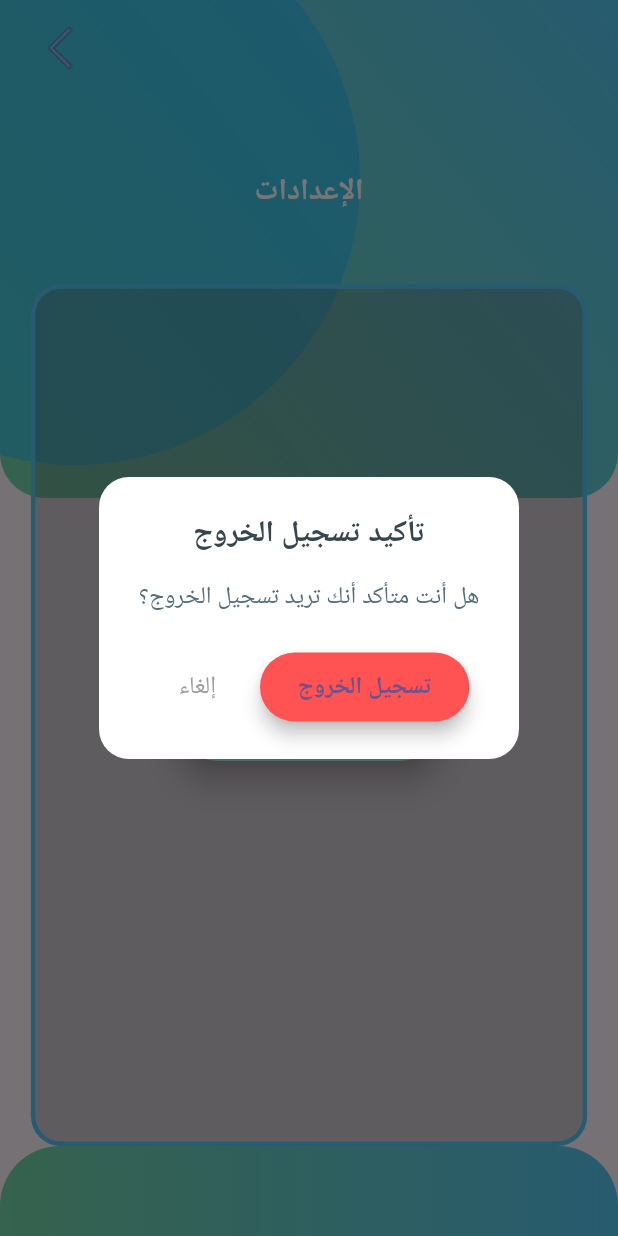
After one commit to TabibSoft/TabibSoft_company, a Flutter app: the SettingsScreen screen opened directly, after a tap on "تسجيل الخروج", on a phone screen of 412 x 824 dp. The commit adds this screen. Run offline on Flutter 3.47's test engine with Material 3 defaults, Android fonts, the phone set to English and light mode, and no system bars; our stand-ins replace bloc, cached_network_image, connectivity_plus, device_info_plus, dio, easy_localization and 18 more; accounts and stored records are empty; generated files the repository leaves out were written again; statements that could not run were skipped.

Commit message:
feat: Add Settings Screen with logout functionality and integrate into Home Screen

```diff
--- a/lib/features/auth/presentation/screens/splash_screen.dart
+++ b/lib/features/auth/presentation/screens/splash_screen.dart
@@ -11,18 +11,14 @@ class SplashScreen extends StatefulWidget {
 }
 
 class _SplashScreenState extends State<SplashScreen> {
-  /// التحقق من حالة تسجيل الدخول عن طريق قراءة التوكن من SharedPreferences
   void checkLoginStatus() {
     String token = CacheHelper.getString(key: 'loginToken');
     if (token.isNotEmpty) {
-      // إذا كان التوكن موجود ينتقل المستخدم إلى الصفحة الرئيسية
       Navigator.pushReplacement(
         context,
         MaterialPageRoute(builder: (_) => const HomeScreen()),
       );
-    } else {
-      // إن لم يكن موجود ينتقل المستخدم إلى شاشة تسجيل الدخول
-      Navigator.pushReplacement(
+    } else {      Navigator.pushReplacement(
         context,
         MaterialPageRoute(builder: (_) => const LoginScreen()),
       );
@@ -32,7 +28,6 @@ class _SplashScreenState extends State<SplashScreen> {
   @override
   void initState() {
     super.initState();
-    // تأخير لمدة 5 ثوانٍ ثم التحقق من حالة تسجيل الدخول
     Timer(const Duration(seconds: 5), checkLoginStatus);
   }
 
--- a/lib/features/home/presentation/screens/home_screen.dart
+++ b/lib/features/home/presentation/screens/home_screen.dart
@@ -2,6 +2,7 @@ import 'package:flutter/material.dart';
 import 'package:tabib_soft_company/core/utils/cache/cache_helper.dart';
 import 'package:tabib_soft_company/core/utils/widgets/custom_app_bar_widget.dart';
 import 'package:tabib_soft_company/core/utils/widgets/custom_nav_bar_widget.dart';
+import 'package:tabib_soft_company/features/home/presentation/screens/nav_bar/settings.dart';
 import 'package:tabib_soft_company/features/programmers/presentation/screens/programmers_screen.dart';
 import 'package:tabib_soft_company/features/technical_support/presentation/screen/support_home/technical_support_screen.dart';
 import 'package:tabib_soft_company/features/auth/presentation/screens/login/login_screen.dart';
@@ -78,11 +79,10 @@ class HomeScreen extends StatelessWidget {
                           'assets/images/pngs/developers.png',
                           'المبرمجين',
                           () {
-                              Navigator.push(
+                            Navigator.push(
                               context,
                               MaterialPageRoute(
-                                builder: (context) =>
-                                    const ProgrammersScreen(),
+                                builder: (context) => const ProgrammersScreen(),
                               ),
                             );
                           },
@@ -126,9 +126,14 @@ class HomeScreen extends StatelessWidget {
                 height: 33,
               ),
             ),
-            const Spacer(), // Add spacer to push items apart
+            const Spacer(),
             GestureDetector(
-              onTap: () {},
+              onTap: () => Navigator.push(
+                context,
+                MaterialPageRoute(
+                  builder: (context) => const SettingsScreen(),
+                ),
+              ),
               child: Image.asset(
                 'assets/images/pngs/settings.png',
                 width: 33,
--- /dev/null
+++ b/lib/features/home/presentation/screens/nav_bar/settings.dart
@@ -0,0 +1,164 @@
+import 'package:flutter/material.dart';
+import 'package:flutter_bloc/flutter_bloc.dart';
+import 'package:tabib_soft_company/core/utils/cache/cache_helper.dart';
+import 'package:tabib_soft_company/core/utils/widgets/custom_app_bar_widget.dart';
+import 'package:tabib_soft_company/core/utils/widgets/custom_nav_bar_widget.dart';
+import 'package:tabib_soft_company/features/auth/presentation/screens/login/login_screen.dart';
+import 'package:tabib_soft_company/features/programmers/presentation/cubit/engineer_cubit.dart';
+
+class SettingsScreen extends StatefulWidget {
+  const SettingsScreen({super.key});
+
+  @override
+  State<SettingsScreen> createState() => _SettingsScreenState();
+}
+
+class _SettingsScreenState extends State<SettingsScreen> {
+  @override
+  void initState() {
+    super.initState();
+    context.read<EngineerCubit>().fetchEngineers();
+  }
+
+  Future<void> _logout(BuildContext context) async {
+    final confirm = await showDialog<bool>(
+      context: context,
+      builder: (context) => AlertDialog(
+        backgroundColor: Colors.white,
+        elevation: 10,
+        shape: RoundedRectangleBorder(
+          borderRadius: BorderRadius.circular(20),
+        ),
+        title: Text(
+          'تأكيد تسجيل الخروج',
+          style: TextStyle(
+            fontSize: 20,
+            fontWeight: FontWeight.bold,
+            color: Colors.blueGrey[800],
+          ),
+          textAlign: TextAlign.center,
+        ),
+        content: Text(
+          'هل أنت متأكد أنك تريد تسجيل الخروج؟',
+          style: TextStyle(
+            fontSize: 16,
+            color: Colors.blueGrey[600],
+          ),
+          textAlign: TextAlign.center,
+        ),
+        actionsAlignment: MainAxisAlignment.spaceEvenly,
+        actions: [
+          TextButton(
+            onPressed: () => Navigator.of(context).pop(false),
+            style: TextButton.styleFrom(
+              padding: const EdgeInsets.symmetric(horizontal: 20, vertical: 10),
+              foregroundColor: Colors.grey,
+              textStyle: const TextStyle(fontSize: 16),
+            ),
+            child: const Text('إلغاء'),
+          ),
+          ElevatedButton(
+            onPressed: () => Navigator.of(context).pop(true),
+            style: ElevatedButton.styleFrom(
+              elevation: 5,
+              backgroundColor: Colors.redAccent,
+              padding: const EdgeInsets.symmetric(horizontal: 25, vertical: 12),
+              shape: RoundedRectangleBorder(
+                borderRadius: BorderRadius.circular(25),
+              ),
+              textStyle: const TextStyle(
+                fontSize: 16,
+                fontWeight: FontWeight.bold,
+              ),
+            ),
+            child: const Text('تسجيل الخروج'),
+          ),
+        ],
+      ),
+    );
+
+    if (confirm == true) {
+      await CacheHelper.removeData(key: 'loginToken');
+      Navigator.of(context).pushAndRemoveUntil(
+        MaterialPageRoute(builder: (_) => const LoginScreen()),
+        (route) => false,
+      );
+    }
+  }
+
+  @override
+  Widget build(BuildContext context) {
+    final size = MediaQuery.of(context).size;
+
+    return Directionality(
+      textDirection: TextDirection.rtl,
+      child: Scaffold(
+        body: Stack(
+          children: [
+            Positioned(
+              top: 0,
+              left: 0,
+              right: 0,
+              child: CustomAppBar(
+                title: 'الإعدادات',
+                height: 332,
+                leading: IconButton(
+                  icon: Image.asset(
+                    'assets/images/pngs/back.png',
+                    width: 30,
+                    height: 30,
+                  ),
+                  onPressed: () => Navigator.of(context).pop(),
+                ),
+              ),
+            ),
+            Positioned(
+              top: size.height * 0.23,
+              left: size.width * 0.05,
+              right: size.width * 0.05,
+              bottom: 0,
+              child: Container(
+                decoration: BoxDecoration(
+                  color: const Color.fromARGB(255, 95, 93, 93).withOpacity(0.3),
+                  borderRadius: BorderRadius.circular(20),
+                  border: Border.all(color: const Color(0xFF56C7F1), width: 3),
+                ),
+                child: Padding(
+                  padding: const EdgeInsets.all(16),
+                  child: Center(
+                    child: ElevatedButton(
+                      onPressed: () => _logout(context),
+                      style: ElevatedButton.styleFrom(
+                        elevation: 8,
+                        backgroundColor:
+                            const Color.fromARGB(255, 152, 240, 225),
+                        padding: const EdgeInsets.symmetric(
+                            horizontal: 40, vertical: 18),
+                        shape: RoundedRectangleBorder(
+                          borderRadius: BorderRadius.circular(30),
+                        ),
+                        textStyle: const TextStyle(
+                          fontSize: 18,
+                          fontWeight: FontWeight.bold,
+                        ),
+                      ),
+                      child: const Text(
+                        'تسجيل الخروج',
+                        style: TextStyle(color: Colors.blueAccent),
+                      ),
+                    ),
+                  ),
+                ),
+              ),
+            ),
+          ],
+        ),
+        bottomNavigationBar: const CustomNavBar(
+          items: [],
+          alignment: MainAxisAlignment.spaceBetween,
+          padding: EdgeInsets.symmetric(horizontal: 32),
+        ),
+      ),
+    );
+  }
+}
```
